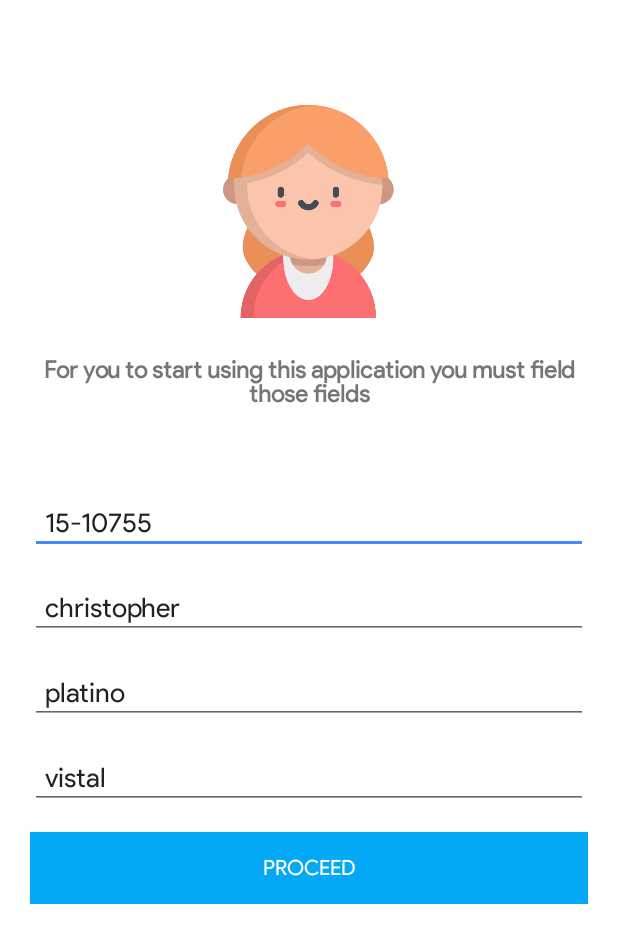
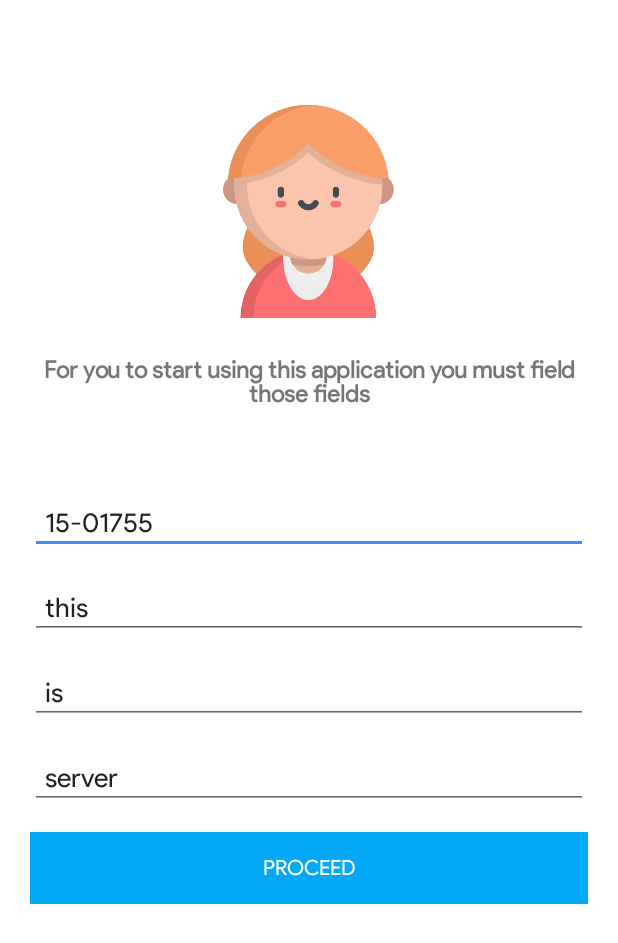
Before and after one commit to tooshort26/CECST-AMA, an Android app: the screen it shows after launch (EmployeeRegisterActivity), after a tap on "EMPLOYEE", on a phone screen of 412 x 824 dp. Shown: the top 943 px of the screen. Run offline under Robolectric (Android 15) with nearby library versions, the phone set to English and light mode, and no system bars; our stand-ins replace ButterKnife, Room's generated code; libraries missing offline, so code that uses them is left out: com.basgeekball.awesomevalidation; 6 statements that could not run were skipped.

Commit message:
Fix employee & student WIFI p2p

```diff
--- a/app/src/main/java/com/example/attendancemonitoring/Accounts/Employee/CreateActivityFragment.java
+++ b/app/src/main/java/com/example/attendancemonitoring/Accounts/Employee/CreateActivityFragment.java
@@ -60,5 +60,7 @@ public class CreateActivityFragment extends Fragment {
                 Toast.makeText(getContext(), "Please enter the activity name.", Toast.LENGTH_LONG).show();
             }
         });
+
+
     }
 }
--- a/app/src/main/java/com/example/attendancemonitoring/Accounts/Employee/EmployeeRegisterActivity.java
+++ b/app/src/main/java/com/example/attendancemonitoring/Accounts/Employee/EmployeeRegisterActivity.java
@@ -44,10 +44,10 @@ public class EmployeeRegisterActivity extends AppCompatActivity {
         mAwesomeValidation.addValidation(this, R.id.lastName, "[a-zA-Z\\s]+", R.string.lastName);
 
         /* for development purpose */
-        idNumber.setText("15-10755");
-        firstName.setText("christopher");
-        middleName.setText("platino");
-        lastName.setText("vistal");
+        idNumber.setText("15-01755");
+        firstName.setText("this");
+        middleName.setText("is");
+        lastName.setText("server");
     }
 
 
--- a/app/src/main/java/com/example/attendancemonitoring/Accounts/Student/AttendedActivityFragment.java
+++ b/app/src/main/java/com/example/attendancemonitoring/Accounts/Student/AttendedActivityFragment.java
@@ -54,6 +54,7 @@ public  class AttendedActivityFragment extends Fragment {
                 recyclerView.setVisibility(View.GONE);
             } else {
                 this.buildRecyclerView();
+                noDataLayout.setVisibility(View.GONE);
             }
 
 
--- a/app/src/main/java/com/example/attendancemonitoring/Adapters/AttendsAdapter.java
+++ b/app/src/main/java/com/example/attendancemonitoring/Adapters/AttendsAdapter.java
@@ -68,7 +68,7 @@ public class AttendsAdapter extends RecyclerView.Adapter<AttendsAdapter.AttendsH
     }
 
     public void displayDuplicate() {
-        Toast.makeText(mContext, "There is student trying to sign other person.", Toast.LENGTH_LONG).show();
+        Toast.makeText(mContext, "There is student trying to double sign.", Toast.LENGTH_LONG).show();
     }
 
 
--- a/app/src/main/java/com/example/attendancemonitoring/AsyncTasks/AbstractReceiver.java
+++ b/app/src/main/java/com/example/attendancemonitoring/AsyncTasks/AbstractReceiver.java
@@ -52,8 +52,8 @@ public class AbstractReceiver extends AsyncTask<Void, Message, Void> {
 
 		//Check if the app is in foreground or not. Display the notification only if the app is in background
 		SharedPreferences pref = PreferenceManager.getDefaultSharedPreferences(context);
-		if(!pref.getBoolean("isForeground", false)){
-			mNotificationManager.notify(0, mNotification);
-		}
+//		if(!pref.getBoolean("isForeground", false)){
+//			mNotificationManager.notify(0, mNotification);
+//		}
 	}
 }
--- a/app/src/main/java/com/example/attendancemonitoring/SplashActivity.java
+++ b/app/src/main/java/com/example/attendancemonitoring/SplashActivity.java
@@ -12,6 +12,7 @@ import android.view.WindowManager;
 
 import androidx.appcompat.app.AppCompatActivity;
 
+import com.example.attendancemonitoring.Helpers.SharedPref;
 import com.example.attendancemonitoring.Helpers.UserHelper;
 import com.example.attendancemonitoring.Repositories.UserRepository;
 
@@ -27,12 +28,11 @@ public class SplashActivity extends AppCompatActivity {
         setContentView(R.layout.activity_splash);
         this.setActivityToFullScreen();
 
-        new runOnBackground(SplashActivity.this).execute();
-       /* if  ( !SharedPref.getSharedPreferenceBoolean(this,"is_splash_open",false) ) {
+        if  ( !SharedPref.getSharedPreferenceBoolean(this,"is_splash_open",false) ) {
                 mWaitHandler.postDelayed(() -> {
                 //The following code will execute after the 5 seconds.
                 try {
-
+                    new runOnBackground(SplashActivity.this).execute();
                 } catch (Exception ignored) {
                     ignored.printStackTrace();
                 }
@@ -40,7 +40,7 @@ public class SplashActivity extends AppCompatActivity {
 
         } else {
             this.redirect();
-        }*/
+        }
 
 
     }
@@ -79,15 +79,16 @@ public class SplashActivity extends AppCompatActivity {
 
             @Override
             protected void onPreExecute() {
-                // What do you want to execute while the splash screen display.
-                WifiManager wifiManager = (WifiManager)getApplicationContext().getSystemService(Context.WIFI_SERVICE);
-                wifiManager.setWifiEnabled(true);
+
             }
 
             @Override
             protected Void doInBackground(Void... voids) {
                 //SharedPref.setSharedPreferenceBoolean(getApplicationContext(),"is_splash_open",true);
-
+                WifiManager wifiManager = (WifiManager) getApplicationContext().getSystemService(Context.WIFI_SERVICE);
+                if (wifiManager != null) {
+                    wifiManager.setWifiEnabled(false);
+                }
                 return null;
             }
 
```
Also changed, not shown: app/src/main/java/com/example/attendancemonitoring/AttendanceActivity.java (+13 -0 lines), app/src/main/java/com/example/attendancemonitoring/Receivers/WifiDirectBroadcastReceiver.java (+45 -15 lines), app/src/main/java/com/example/attendancemonitoring/ScanQRActivity.java (+4 -6 lines).
